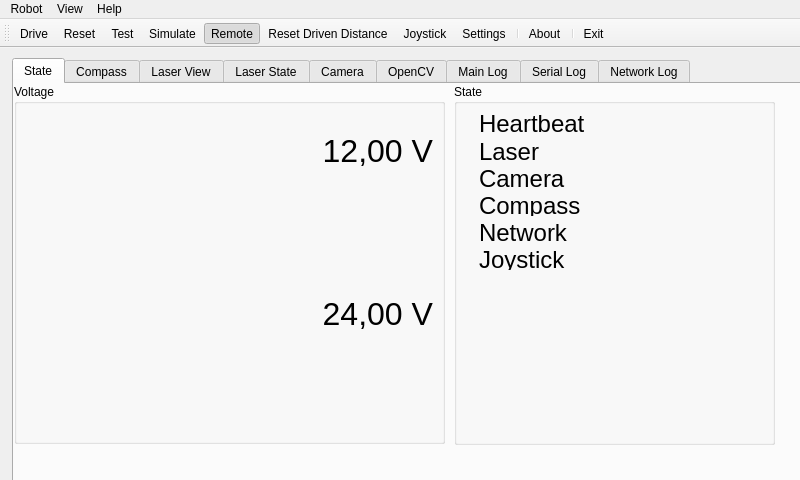
Above: direcs/src/direcsSmall.ui from markusk/direcs before the change. Below: the same form after it.
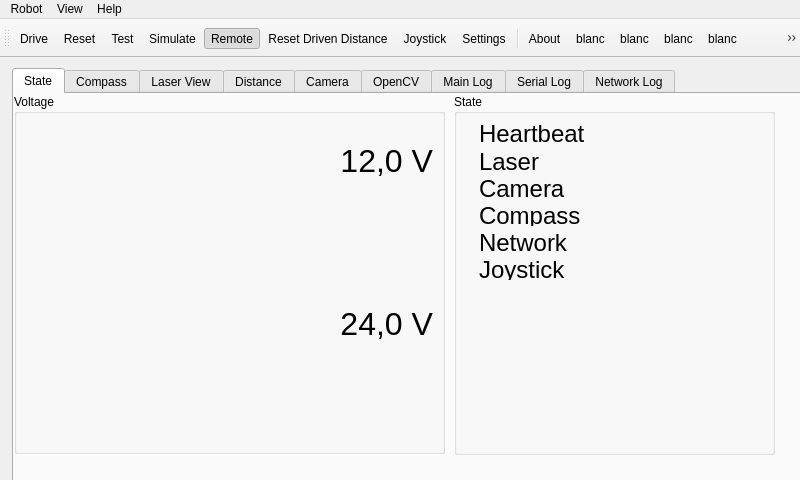
That is the form after the change. Icons and pictures are not drawn. Custom widgets are drawn as their Qt base class.

Commit message: Transparent 'blanc' image added. Exit Icon moved within the toolBar in the small GUI. This is a trick for adding transparent disabled actions to bring the exit icon at the very right sie in the toolbar in the small GUI.

```diff
--- a/direcs/src/direcsSmall.ui
+++ b/direcs/src/direcsSmall.ui
@@ -135,7 +135,7 @@
               <enum>QFrame::Raised</enum>
              </property>
              <property name="text">
-              <string>12,00 V</string>
+              <string>12,0 V</string>
              </property>
              <property name="alignment">
               <set>Qt::AlignRight|Qt::AlignTrailing|Qt::AlignVCenter</set>
@@ -221,7 +221,7 @@
               <enum>QFrame::Raised</enum>
              </property>
              <property name="text">
-              <string>24,00 V</string>
+              <string>24,0 V</string>
              </property>
              <property name="alignment">
               <set>Qt::AlignRight|Qt::AlignTrailing|Qt::AlignVCenter</set>
@@ -985,7 +985,7 @@
     </widget>
     <widget class="QWidget" name="tabLaserState">
      <attribute name="title">
-      <string>Laser State</string>
+      <string>Distance</string>
      </attribute>
      <widget class="QWidget" name="layoutWidget2">
       <property name="geometry">
@@ -1788,6 +1788,13 @@
    <addaction name="actionSettings"/>
    <addaction name="separator"/>
    <addaction name="actionAbout"/>
+   <addaction name="actionBlanc"/>
+   <addaction name="actionBlanc_2"/>
+   <addaction name="actionBlanc_3"/>
+   <addaction name="actionBlanc_4"/>
+   <addaction name="actionBlanc_5"/>
+   <addaction name="actionBlanc_7"/>
+   <addaction name="actionBlanc_6"/>
    <addaction name="separator"/>
    <addaction name="actionExit"/>
   </widget>
@@ -1972,6 +1979,81 @@
     <string>Reset Driven Distance</string>
    </property>
   </action>
+  <action name="actionBlanc">
+   <property name="icon">
+    <iconset resource="../direcs.qrc">
+     <normaloff>:/images/images/blanc.png</normaloff>:/images/images/blanc.png</iconset>
+   </property>
+   <property name="text">
+    <string>blanc</string>
+   </property>
+  </action>
+  <action name="actionBlanc_2">
+   <property name="icon">
+    <iconset resource="../direcs.qrc">
+     <normaloff>:/images/images/blanc.png</normaloff>:/images/images/blanc.png</iconset>
+   </property>
+   <property name="text">
+    <string>blanc</string>
+   </property>
+  </action>
+  <action name="actionBlanc_3">
+   <property name="icon">
+    <iconset resource="../direcs.qrc">
+     <normaloff>:/images/images/blanc.png</normaloff>:/images/images/blanc.png</iconset>
+   </property>
+   <property name="text">
+    <string>blanc</string>
+   </property>
+  </action>
+  <action name="actionBlanc_4">
+   <property name="icon">
+    <iconset resource="../direcs.qrc">
+     <normaloff>:/images/images/blanc.png</normaloff>:/images/images/blanc.png</iconset>
+   </property>
+   <property name="text">
+    <string>blanc</string>
+   </property>
+  </action>
+  <action name="actionBlanc_5">
+   <property name="icon">
+    <iconset resource="../direcs.qrc">
+     <normaloff>:/images/images/blanc.png</normaloff>:/images/images/blanc.png</iconset>
+   </property>
+   <property name="text">
+    <string>blanc</string>
+   </property>
+  </action>
+  <action name="actionBlanc_6">
+   <property name="enabled">
+    <bool>false</bool>
+   </property>
+   <property name="icon">
+    <iconset resource="../direcs.qrc">
+     <normaloff>:/images/images/blanc.png</normaloff>:/images/images/blanc.png</iconset>
+   </property>
+   <property name="text">
+    <string/>
+   </property>
+   <property name="visible">
+    <bool>false</bool>
+   </property>
+   <property name="iconVisibleInMenu">
+    <bool>false</bool>
+   </property>
+  </action>
+  <action name="actionBlanc_7">
+   <property name="icon">
+    <iconset resource="../direcs.qrc">
+     <normaloff>:/images/images/blanc.png</normaloff>:/images/images/blanc.png</iconset>
+   </property>
+   <property name="text">
+    <string/>
+   </property>
+   <property name="visible">
+    <bool>true</bool>
+   </property>
+  </action>
  </widget>
  <customwidgets>
   <customwidget>
```
Left out of the diff: 2 changed lines with no effect on the pictures. The commit also changes 1 other file.
